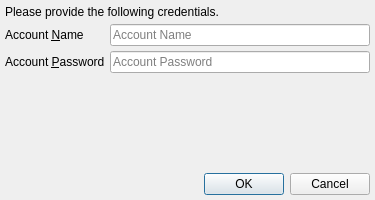
Qt form branches/trunk/UI/spot-on-password-prompt.ui (textbrowser/spot-on) before a commit.
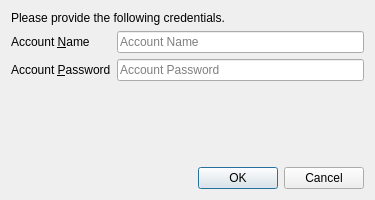
The same form after that commit. Icons and pictures are not drawn.

Commit message: Documentation and default layouts.

What changed in the file:
```diff
--- a/branches/trunk/UI/spot-on-password-prompt.ui
+++ b/branches/trunk/UI/spot-on-password-prompt.ui
@@ -15,21 +15,6 @@
     <normaloff>:/Logo/spot-on-logo.png</normaloff>:/Logo/spot-on-logo.png</iconset>
   </property>
   <layout class="QVBoxLayout" name="verticalLayout">
-   <property name="spacing">
-    <number>5</number>
-   </property>
-   <property name="leftMargin">
-    <number>5</number>
-   </property>
-   <property name="topMargin">
-    <number>5</number>
-   </property>
-   <property name="rightMargin">
-    <number>5</number>
-   </property>
-   <property name="bottomMargin">
-    <number>5</number>
-   </property>
    <item>
     <widget class="QLabel" name="message">
      <property name="text">
@@ -39,9 +24,6 @@
    </item>
    <item>
     <layout class="QGridLayout" name="gridLayout">
-     <property name="spacing">
-      <number>5</number>
-     </property>
      <item row="0" column="0">
       <widget class="QLabel" name="label">
        <property name="text">
```
The commit also changes 1 other file.
